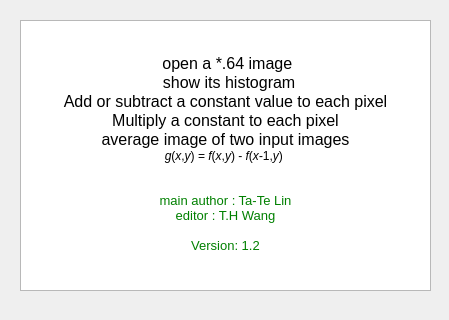
r05522814/Image_processing, file aboutdialog.ui: the form before one commit.
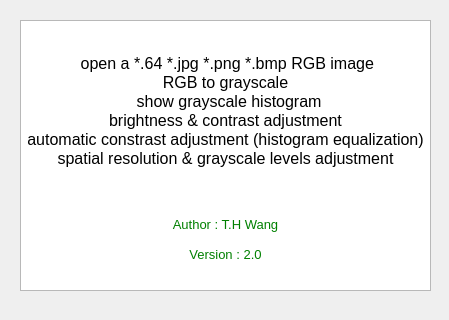
The form after the commit.

Commit message: HW2_final version RGB2GRAY spatial resolution & grayscale adjustment histogram equalization

```diff
--- a/aboutdialog.ui
+++ b/aboutdialog.ui
@@ -29,18 +29,18 @@
 &lt;/style&gt;&lt;/head&gt;&lt;body style=&quot; font-family:'PMingLiU'; font-size:9pt; font-weight:400; font-style:normal;&quot;&gt;
 &lt;p align=&quot;center&quot; style=&quot;-qt-paragraph-type:empty; margin-top:0px; margin-bottom:0px; margin-left:0px; margin-right:0px; -qt-block-indent:0; text-indent:0px;&quot;&gt;&lt;br /&gt;&lt;/p&gt;
 &lt;p align=&quot;center&quot; style=&quot;-qt-paragraph-type:empty; margin-top:0px; margin-bottom:0px; margin-left:0px; margin-right:0px; -qt-block-indent:0; text-indent:0px; font-size:10pt; color:#008000;&quot;&gt;&lt;br /&gt;&lt;/p&gt;
-&lt;p align=&quot;center&quot; style=&quot; margin-top:0px; margin-bottom:0px; margin-left:0px; margin-right:0px; -qt-block-indent:0; text-indent:0px;&quot;&gt;&lt;span style=&quot; font-size:10pt; color:#c0c0c0;&quot;&gt; &lt;/span&gt;&lt;span style=&quot; font-family:'Times New Roman,serif'; font-size:12pt;&quot;&gt;open a *.64 image&lt;/span&gt;&lt;/p&gt;
-&lt;p align=&quot;center&quot; style=&quot; margin-top:0px; margin-bottom:0px; margin-left:0px; margin-right:0px; -qt-block-indent:0; text-indent:0px;&quot;&gt;&lt;span style=&quot; font-size:10pt; color:#c0c0c0;&quot;&gt;  &lt;/span&gt;&lt;span style=&quot; font-family:'Times New Roman,serif'; font-size:12pt;&quot;&gt;show its histogram&lt;/span&gt;&lt;/p&gt;
-&lt;p align=&quot;center&quot; style=&quot; margin-top:0px; margin-bottom:0px; margin-left:0px; margin-right:0px; -qt-block-indent:0; text-indent:0px;&quot;&gt;&lt;span style=&quot; font-family:'Times New Roman,serif'; font-size:12pt;&quot;&gt;Add or subtract a constant value to each pixel&lt;/span&gt;&lt;/p&gt;
-&lt;p align=&quot;center&quot; style=&quot; margin-top:0px; margin-bottom:0px; margin-left:0px; margin-right:0px; -qt-block-indent:0; text-indent:0px;&quot;&gt;&lt;span style=&quot; font-family:'Times New Roman,serif'; font-size:12pt;&quot;&gt;Multiply a constant to each pixel&lt;/span&gt;&lt;/p&gt;
-&lt;p align=&quot;center&quot; style=&quot; margin-top:0px; margin-bottom:0px; margin-left:0px; margin-right:0px; -qt-block-indent:0; text-indent:0px;&quot;&gt;&lt;span style=&quot; font-family:'Times New Roman,serif'; font-size:12pt;&quot;&gt;average image of two input images&lt;/span&gt;&lt;/p&gt;
-&lt;p align=&quot;center&quot; style=&quot; margin-top:0px; margin-bottom:0px; margin-left:0px; margin-right:0px; -qt-block-indent:0; text-indent:0px;&quot;&gt;&lt;span style=&quot; font-family:'Times New Roman,serif'; font-style:italic;&quot;&gt;g&lt;/span&gt;&lt;span style=&quot; font-family:'Times New Roman,serif';&quot;&gt;(&lt;/span&gt;&lt;span style=&quot; font-family:'Times New Roman,serif'; font-style:italic;&quot;&gt;x&lt;/span&gt;&lt;span style=&quot; font-family:'Times New Roman,serif';&quot;&gt;,&lt;/span&gt;&lt;span style=&quot; font-family:'Times New Roman,serif'; font-style:italic;&quot;&gt;y&lt;/span&gt;&lt;span style=&quot; font-family:'Times New Roman,serif';&quot;&gt;) = &lt;/span&gt;&lt;span style=&quot; font-family:'Times New Roman,serif'; font-style:italic;&quot;&gt;f&lt;/span&gt;&lt;span style=&quot; font-family:'Times New Roman,serif';&quot;&gt;(&lt;/span&gt;&lt;span style=&quot; font-family:'Times New Roman,serif'; font-style:italic;&quot;&gt;x&lt;/span&gt;&lt;span style=&quot; font-family:'Times New Roman,serif';&quot;&gt;,&lt;/span&gt;&lt;span style=&quot; font-family:'Times New Roman,serif'; font-style:italic;&quot;&gt;y&lt;/span&gt;&lt;span style=&quot; font-family:'Times New Roman,serif';&quot;&gt;) - &lt;/span&gt;&lt;span style=&quot; font-family:'Times New Roman,serif'; font-style:italic;&quot;&gt;f&lt;/span&gt;&lt;span style=&quot; font-family:'Times New Roman,serif';&quot;&gt;(&lt;/span&gt;&lt;span style=&quot; font-family:'Times New Roman,serif'; font-style:italic;&quot;&gt;x-&lt;/span&gt;&lt;span style=&quot; font-family:'Times New Roman,serif';&quot;&gt;1,&lt;/span&gt;&lt;span style=&quot; font-family:'Times New Roman,serif'; font-style:italic;&quot;&gt;y&lt;/span&gt;&lt;span style=&quot; font-family:'Times New Roman,serif';&quot;&gt;)&lt;/span&gt; &lt;/p&gt;
+&lt;p align=&quot;center&quot; style=&quot; margin-top:0px; margin-bottom:0px; margin-left:0px; margin-right:0px; -qt-block-indent:0; text-indent:0px;&quot;&gt;&lt;span style=&quot; font-size:10pt; color:#c0c0c0;&quot;&gt; &lt;/span&gt;&lt;span style=&quot; font-family:'Times New Roman,serif'; font-size:12pt;&quot;&gt;open a *.64 *.jpg *.png *.bmp RGB image&lt;/span&gt;&lt;/p&gt;
+&lt;p align=&quot;center&quot; style=&quot; margin-top:0px; margin-bottom:0px; margin-left:0px; margin-right:0px; -qt-block-indent:0; text-indent:0px;&quot;&gt;&lt;span style=&quot; font-family:'Times New Roman,serif'; font-size:12pt;&quot;&gt;RGB to grayscale&lt;/span&gt;&lt;/p&gt;
+&lt;p align=&quot;center&quot; style=&quot; margin-top:0px; margin-bottom:0px; margin-left:0px; margin-right:0px; -qt-block-indent:0; text-indent:0px;&quot;&gt;&lt;span style=&quot; font-size:10pt; color:#c0c0c0;&quot;&gt;  &lt;/span&gt;&lt;span style=&quot; font-family:'Times New Roman,serif'; font-size:12pt;&quot;&gt;show grayscale histogram&lt;/span&gt;&lt;/p&gt;
+&lt;p align=&quot;center&quot; style=&quot; margin-top:0px; margin-bottom:0px; margin-left:0px; margin-right:0px; -qt-block-indent:0; text-indent:0px;&quot;&gt;&lt;span style=&quot; font-family:'Times New Roman,serif'; font-size:12pt;&quot;&gt;brightness &amp;amp; contrast adjustment&lt;/span&gt;&lt;/p&gt;
+&lt;p align=&quot;center&quot; style=&quot; margin-top:0px; margin-bottom:0px; margin-left:0px; margin-right:0px; -qt-block-indent:0; text-indent:0px;&quot;&gt;&lt;span style=&quot; font-family:'Times New Roman,serif'; font-size:12pt;&quot;&gt;automatic constrast adjustment (histogram equalization)&lt;/span&gt;&lt;/p&gt;
+&lt;p align=&quot;center&quot; style=&quot; margin-top:0px; margin-bottom:0px; margin-left:0px; margin-right:0px; -qt-block-indent:0; text-indent:0px;&quot;&gt;&lt;span style=&quot; font-family:'Times New Roman,serif'; font-size:12pt;&quot;&gt;spatial resolution &amp;amp; grayscale levels adjustment&lt;/span&gt;&lt;/p&gt;
+&lt;p align=&quot;center&quot; style=&quot;-qt-paragraph-type:empty; margin-top:0px; margin-bottom:0px; margin-left:0px; margin-right:0px; -qt-block-indent:0; text-indent:0px; font-family:'Times New Roman,serif'; font-size:12pt;&quot;&gt;&lt;br /&gt;&lt;/p&gt;
 &lt;p align=&quot;center&quot; style=&quot;-qt-paragraph-type:empty; margin-top:0px; margin-bottom:0px; margin-left:0px; margin-right:0px; -qt-block-indent:0; text-indent:0px; font-family:'Courier New'; font-size:10pt;&quot;&gt;&lt;br /&gt;&lt;/p&gt;
 &lt;p align=&quot;center&quot; style=&quot;-qt-paragraph-type:empty; margin-top:0px; margin-bottom:0px; margin-left:0px; margin-right:0px; -qt-block-indent:0; text-indent:0px; font-family:'Courier New'; font-size:10pt;&quot;&gt;&lt;br /&gt;&lt;/p&gt;
-&lt;p align=&quot;center&quot; style=&quot; margin-top:0px; margin-bottom:0px; margin-left:0px; margin-right:0px; -qt-block-indent:0; text-indent:0px;&quot;&gt;&lt;span style=&quot; font-family:'Courier New'; font-size:10pt; color:#008000;&quot;&gt;main author : Ta-Te&lt;/span&gt;&lt;span style=&quot; font-family:'Courier New'; font-size:10pt; color:#c0c0c0;&quot;&gt; &lt;/span&gt;&lt;span style=&quot; font-family:'Courier New'; font-size:10pt; color:#008000;&quot;&gt;Lin&lt;/span&gt;&lt;/p&gt;
-&lt;p align=&quot;center&quot; style=&quot; margin-top:0px; margin-bottom:0px; margin-left:0px; margin-right:0px; -qt-block-indent:0; text-indent:0px;&quot;&gt;&lt;span style=&quot; font-family:'Courier New'; font-size:10pt; color:#008000;&quot;&gt;editor : T.H Wang&lt;/span&gt;&lt;/p&gt;
+&lt;p align=&quot;center&quot; style=&quot; margin-top:0px; margin-bottom:0px; margin-left:0px; margin-right:0px; -qt-block-indent:0; text-indent:0px;&quot;&gt;&lt;span style=&quot; font-family:'Courier New'; font-size:10pt; color:#008000;&quot;&gt;Author : T.H Wang&lt;/span&gt;&lt;/p&gt;
 &lt;p align=&quot;center&quot; style=&quot;-qt-paragraph-type:empty; margin-top:0px; margin-bottom:0px; margin-left:0px; margin-right:0px; -qt-block-indent:0; text-indent:0px; font-family:'Courier New'; font-size:10pt;&quot;&gt;&lt;br /&gt;&lt;/p&gt;
-&lt;p align=&quot;center&quot; style=&quot; margin-top:0px; margin-bottom:0px; margin-left:0px; margin-right:0px; -qt-block-indent:0; text-indent:0px;&quot;&gt;&lt;span style=&quot; font-family:'Courier New'; font-size:10pt; color:#008000;&quot;&gt;Version:&lt;/span&gt;&lt;span style=&quot; font-family:'Courier New'; font-size:10pt; color:#c0c0c0;&quot;&gt; &lt;/span&gt;&lt;span style=&quot; font-family:'Courier New'; font-size:10pt; color:#008000;&quot;&gt;1.2&lt;/span&gt;&lt;/p&gt;&lt;/body&gt;&lt;/html&gt;</string>
+&lt;p align=&quot;center&quot; style=&quot; margin-top:0px; margin-bottom:0px; margin-left:0px; margin-right:0px; -qt-block-indent:0; text-indent:0px;&quot;&gt;&lt;span style=&quot; font-family:'Courier New'; font-size:10pt; color:#008000;&quot;&gt;Version : 2.0&lt;/span&gt;&lt;/p&gt;&lt;/body&gt;&lt;/html&gt;</string>
    </property>
   </widget>
  </widget>
```
The commit also changes 3 other files.
